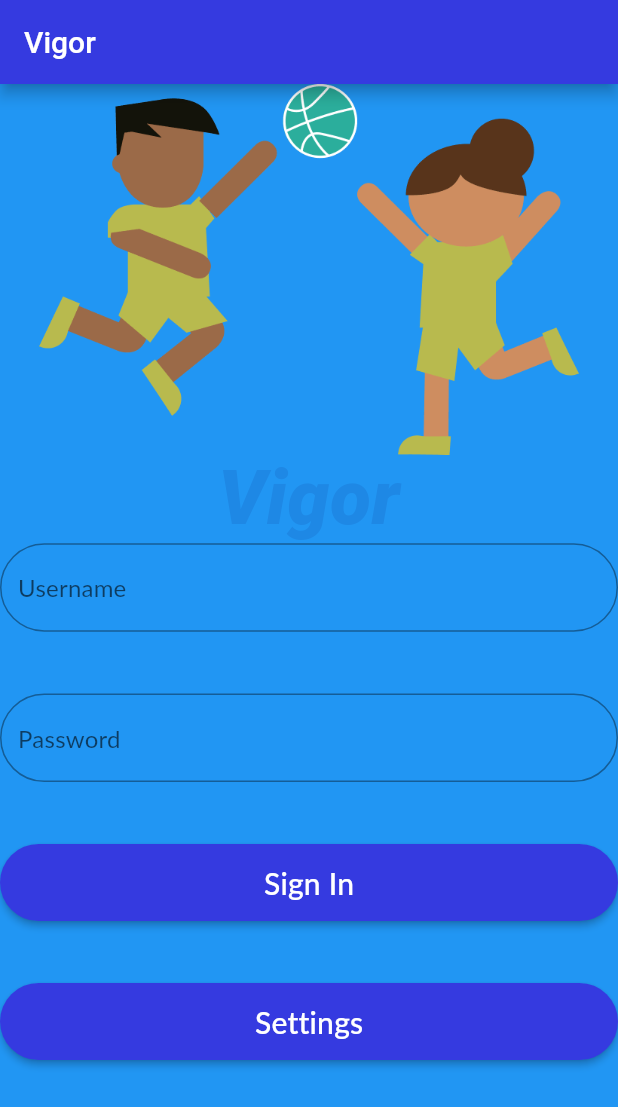
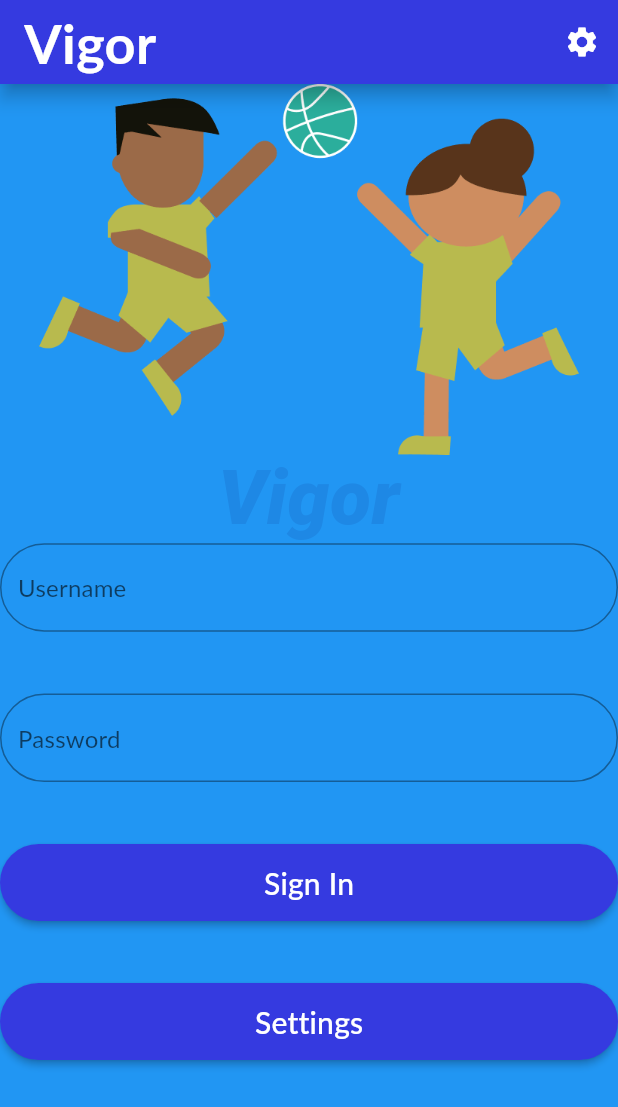
Before and after one commit to Dokotela/vigor, a Flutter app: the screen it shows after launch, on a phone screen of 412 x 824 dp. Shown: the top 1107 px of the screen. Run offline on Flutter 3.47's test engine with Material 2 defaults, Android fonts, the phone set to English and light mode, and no system bars; our stand-ins replace auto_size_text, dartz, freezed_annotation, get, get_storage, google_fonts and 1 more; missing offline and left inert: fhir, fhir_db, flutter_sheet_localization, vax_cast; generated files the repository leaves out were written again; Roboto replaces fonts that are missing (Lato).

Commit message:
improved navigation bars

```diff
--- a/lib/controllers/theme_controller.dart
+++ b/lib/controllers/theme_controller.dart
@@ -51,8 +51,6 @@ class ThemeController extends GetxController {
     _themeMode.value = theme;
     Get.changeThemeMode(_themeMode.value);
     await store.write(_key, theme == ThemeMode.dark);
-    print(theme);
-    print(_themeMode.value);
     update();
   }
 
--- a/lib/ui/styled_components/app_bar.dart
+++ b/lib/ui/styled_components/app_bar.dart
@@ -3,7 +3,7 @@ import 'package:get/get.dart';
 import 'package:vigor/controllers/settings_dialog.dart';
 
 class VigorAppBar extends AppBar {
-  VigorAppBar({@required String title})
+  VigorAppBar({@required String title, Widget leading})
       : super(
             title: Text(
               title,
@@ -11,6 +11,7 @@ class VigorAppBar extends AppBar {
                   Get.theme.textTheme.headline4.copyWith(color: Colors.white),
             ),
             elevation: 5,
+            leading: leading,
             automaticallyImplyLeading: false,
             actions: [
               IconButton(
--- a/lib/ui/theme/dark_theme.dart
+++ b/lib/ui/theme/dark_theme.dart
@@ -4,27 +4,55 @@ ThemeData get darkTheme {
   var t = ThemeData.from(
     textTheme: _buildTextTheme(),
     colorScheme: ColorScheme(
+      /// overall brightness of this color scheme
       brightness: Brightness.dark,
-        primary: Color(0xff00a086),
-        primaryVariant: Color(0xff00caa5),
+
+      /// color displayed most frequently across your app’s screens and components
+      primary: Colors.black,
+
+      /// darker version of the primary color
+      primaryVariant: Colors.black,
+
+      /// color that's clearly legible when drawn on primary
+      onPrimary: Colors.white,
+
+      /// accent color that, when used sparingly, calls attention to parts of
+      /// your app.
       secondary: Color(0xfff19e46),
-        secondaryVariant: Color(0xff00caa5),
-        background: Color(0xff121212),
+
+      /// A darker version of the secondary color.
+      secondaryVariant: Color(0xffFF5733),
+
+      /// color that's clearly legible when drawn on secondary
+      onSecondary: Colors.black,
+
+      ///  color that typically appears behind scrollable content.
+      background: Colors.black,
+
+      /// color that's clearly legible when drawn on background
+      onBackground: Colors.white,
+
+      /// background color for widgets like Card
       surface: Color(0xff252525),
-        onBackground: Colors.white,
+
+      /// color that's clearly legible when drawn on surface
       onSurface: Colors.white,
+
+      /// color to use for input validation errors
+      error: Colors.red.shade400,
+
+      /// color that's clearly legible when drawn on error
       onError: Colors.white,
-        onPrimary: Colors.black,
-        onSecondary: Colors.black,
-        error: Colors.red.shade400),
+    ),
   );
   return t.copyWith(
     typography: Typography.material2018(),
     accentTextTheme: _buildTextTheme().apply(bodyColor: Colors.black),
     materialTapTargetSize: MaterialTapTargetSize.shrinkWrap,
     textSelectionHandleColor: Colors.transparent,
-      buttonColor: Color(0xff00a086),
-      cursorColor: Color(0xff00a086),
-      highlightColor: Color(0xff00a086),
-      toggleableActiveColor: Color(0xff00a086));
+    buttonColor: Color(0xff353AE0),
+    cursorColor: Color(0xff353AE0),
+    highlightColor: Color(0xff353AE0),
+    toggleableActiveColor: Color(0xff353AE0),
+  );
 }
--- a/lib/ui/theme/light_theme.dart
+++ b/lib/ui/theme/light_theme.dart
@@ -50,9 +50,9 @@ ThemeData get lightTheme {
     accentTextTheme: _buildTextTheme().apply(bodyColor: Colors.white),
     materialTapTargetSize: MaterialTapTargetSize.shrinkWrap,
     textSelectionHandleColor: Colors.transparent,
-    buttonColor: Color(0xff00a086),
-    cursorColor: Color(0xff00a086),
-    highlightColor: Color(0xff00a086),
-    toggleableActiveColor: Color(0xff00a086),
+    buttonColor: Color(0xff353AE0),
+    cursorColor: Color(0xff353AE0),
+    highlightColor: Color(0xff353AE0),
+    toggleableActiveColor: Color(0xff353AE0),
   );
 }
--- a/lib/ui/views/login/login_view.dart
+++ b/lib/ui/views/login/login_view.dart
@@ -4,6 +4,7 @@ import 'package:flutter/material.dart';
 import 'package:get/get.dart';
 import 'package:vigor/controllers/settings_dialog.dart';
 import 'package:vigor/routes/routes.dart';
+import 'package:vigor/ui/styled_components/app_bar.dart';
 
 import '../../../localization.dart';
 import 'widgets/flag.dart';
@@ -28,7 +29,7 @@ class LoginView extends StatelessWidget {
         }
       },
       child: Scaffold(
-        appBar: AppBar(title: Text(labels.app.title)),
+        appBar: VigorAppBar(title: labels.app.title),
         body: ListView(
           children: <Widget>[
             /// Widget that displays the flags country as a map of that country
@@ -59,6 +60,7 @@ class LoginView extends StatelessWidget {
             ),
 
             _sizedBox,
+
             RaisedButton(
               padding: _padding,
               color: Get.theme.primaryColor,
```
Also changed, not shown: lib/ui/views/patient_home/patient_home_page.dart (+10 -19 lines). Lines whose indentation alone changed are shown as unchanged.
